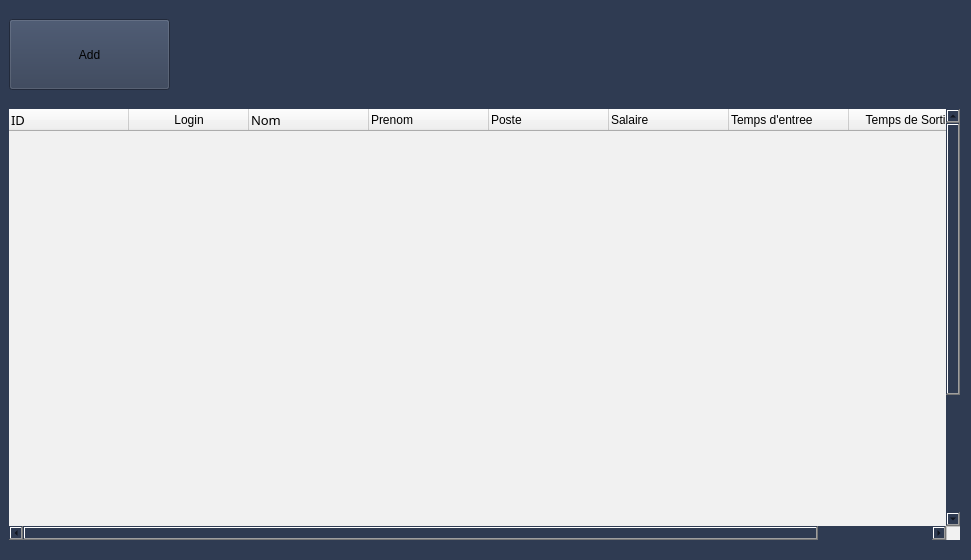
Old version of the form employee.ui in the repository HyperDarkmoon/TVEmpire.
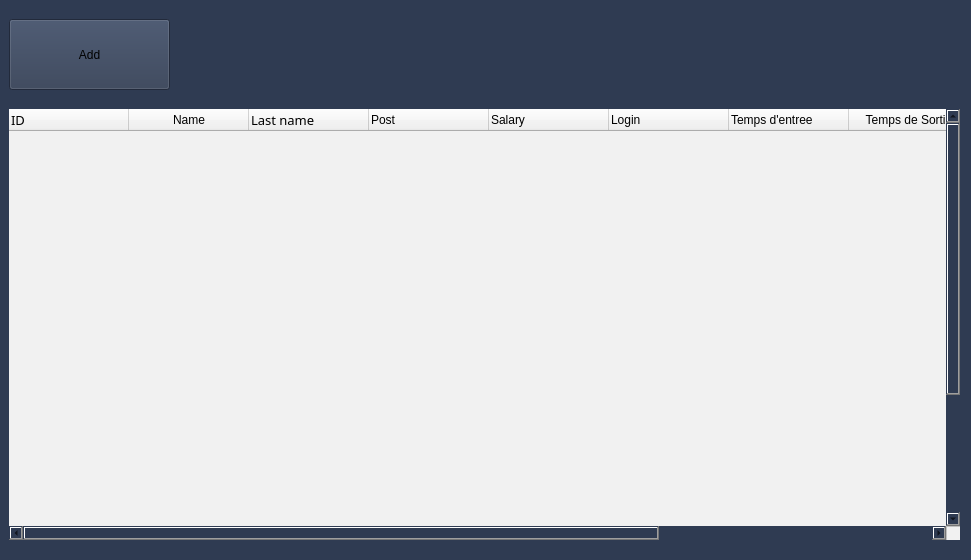
New version of the form. Icons and pictures are not drawn.

The edit to the form file:
```diff
--- a/employee.ui
+++ b/employee.ui
@@ -761,45 +761,45 @@
       <set>AlignLeading|AlignVCenter</set>
      </property>
     </column>
+    <column>
+     <property name="text">
+      <string>Name</string>
+     </property>
+    </column>
+    <column>
+     <property name="text">
+      <string>Last name</string>
+     </property>
+     <property name="font">
+      <font>
+       <family>黑体</family>
+       <pointsize>10</pointsize>
+      </font>
+     </property>
+     <property name="textAlignment">
+      <set>AlignLeading|AlignVCenter</set>
+     </property>
+    </column>
+    <column>
+     <property name="text">
+      <string>Post</string>
+     </property>
+     <property name="textAlignment">
+      <set>AlignLeading|AlignVCenter</set>
+     </property>
+    </column>
+    <column>
+     <property name="text">
+      <string>Salary</string>
+     </property>
+     <property name="textAlignment">
+      <set>AlignLeading|AlignVCenter</set>
+     </property>
+    </column>
     <column>
      <property name="text">
       <string>Login</string>
      </property>
-    </column>
-    <column>
-     <property name="text">
-      <string>Nom</string>
-     </property>
-     <property name="font">
-      <font>
-       <family>黑体</family>
-       <pointsize>10</pointsize>
-      </font>
-     </property>
-     <property name="textAlignment">
-      <set>AlignLeading|AlignVCenter</set>
-     </property>
-    </column>
-    <column>
-     <property name="text">
-      <string>Prenom</string>
-     </property>
-     <property name="textAlignment">
-      <set>AlignLeading|AlignVCenter</set>
-     </property>
-    </column>
-    <column>
-     <property name="text">
-      <string>Poste</string>
-     </property>
-     <property name="textAlignment">
-      <set>AlignLeading|AlignVCenter</set>
-     </property>
-    </column>
-    <column>
-     <property name="text">
-      <string>Salaire</string>
-     </property>
      <property name="textAlignment">
       <set>AlignLeading|AlignVCenter</set>
      </property>
@@ -817,6 +817,16 @@
       <string>Temps de Sortie</string>
      </property>
     </column>
+    <column>
+     <property name="text">
+      <string>Date of Birth</string>
+     </property>
+    </column>
+    <column>
+     <property name="text">
+      <string>Gender</string>
+     </property>
+    </column>
     <item row="19" column="0">
      <property name="text">
       <string/>
```
Left out of the diff: 2 changed lines with no effect on the pictures.
